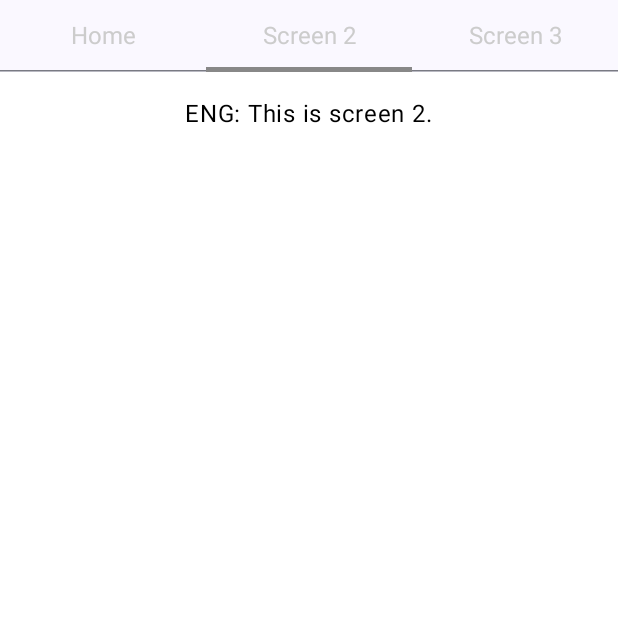
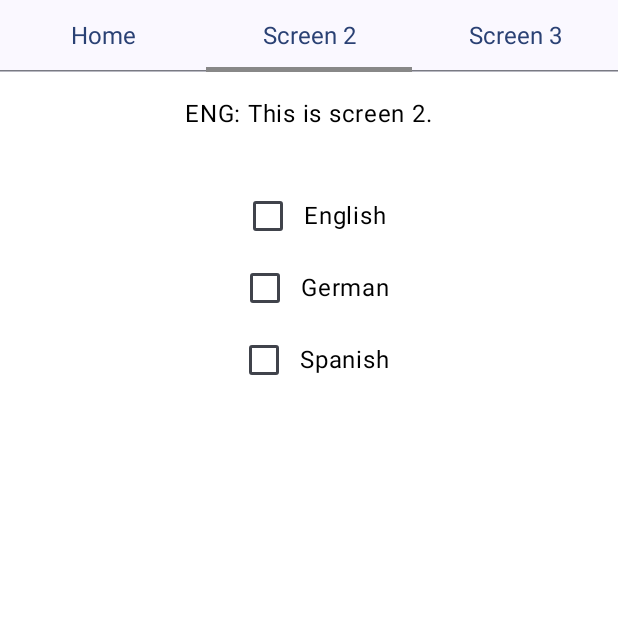
Before and after one commit to petarjukic/localization_app, an Android app built with Jetpack Compose: the composable HomeScreen shown on its own in the app's theme, tab 2 chosen, on a phone screen of 412 x 824 dp, the top half of it. Run offline under Robolectric (Android 15) with nearby library versions, the phone set to English and light mode, and no system bars; libraries missing offline, so code that uses them is left out: com.ramcosta.composedestinations; 4 statements that could not run were skipped.

Commit message:
tabBar text fix and language in progress

```diff
--- a/app/build.gradle.kts
+++ b/app/build.gradle.kts
@@ -71,4 +71,6 @@ dependencies {
     implementation(libs.oleksandrbalan.pagecurl)
     implementation(libs.koin.androidx.compose)
     implementation(libs.koin.core)
+
+    implementation(libs.datastore.preferences)
 }
--- a/app/src/main/java/com/example/localizationapp/di/Koin.kt
+++ b/app/src/main/java/com/example/localizationapp/di/Koin.kt
@@ -1,5 +1,6 @@
 package com.example.localizationapp.di
 
+import com.example.localizationapp.preferences.SharedPreferencesManager
 import com.example.localizationapp.view_model.HomeScreenViewModel
 import org.koin.core.context.startKoin
 import org.koin.dsl.KoinAppDeclaration
@@ -14,9 +15,9 @@ fun initKoin(appDeclaration: KoinAppDeclaration = {}) = startKoin {
 }
 
 fun viewModelModule() = module {
-    factory { HomeScreenViewModel() }
+    factory { HomeScreenViewModel(get()) }
 }
 
 fun managersModule() = module {
-
+    single { SharedPreferencesManager(get()) }
 }
--- /dev/null
+++ b/app/src/main/java/com/example/localizationapp/preferences/SharedPreferencesManager.kt
@@ -0,0 +1,21 @@
+package com.example.localizationapp.preferences
+
+import android.content.Context
+import android.content.SharedPreferences
+
+class SharedPreferencesManager(context: Context) {
+    private val sharedPreferences: SharedPreferences =
+        context.getSharedPreferences("MyPrefs", Context.MODE_PRIVATE)
+
+    fun saveString(key: String, value: String) {
+        val editor = sharedPreferences.edit()
+        editor.putString(key, value)
+        editor.apply()
+    }
+
+    fun getString(key: String, defaultValue: String) = sharedPreferences.getString(key, defaultValue) ?: defaultValue
+}
+
+enum class Preference(val key: String) {
+    AppLanguage(key = "app_language")
+}
--- a/app/src/main/java/com/example/localizationapp/ui/home_screen/HomeScreenView.kt
+++ b/app/src/main/java/com/example/localizationapp/ui/home_screen/HomeScreenView.kt
@@ -3,9 +3,11 @@ package com.example.localizationapp.ui.home_screen
 import androidx.compose.animation.AnimatedVisibility
 import androidx.compose.foundation.layout.Arrangement
 import androidx.compose.foundation.layout.Column
+import androidx.compose.foundation.layout.Row
 import androidx.compose.foundation.layout.fillMaxSize
 import androidx.compose.foundation.layout.fillMaxWidth
 import androidx.compose.foundation.layout.padding
+import androidx.compose.material3.Checkbox
 import androidx.compose.material3.Text
 import androidx.compose.material3.TextButton
 import androidx.compose.runtime.Composable
@@ -17,6 +19,8 @@ import com.example.localizationapp.R
 import com.example.localizationapp.ui.destinations.PageCurlScreenDestination
 import com.example.localizationapp.ui.tab_bar.TabBar
 import com.example.localizationapp.ui.theme.Dimensions
+import com.example.localizationapp.util.enums.AppLanguages
+import com.example.localizationapp.util.extensions.title
 import com.example.localizationapp.view_model.HomeScreenViewModel
 import com.ramcosta.composedestinations.navigation.DestinationsNavigator
 
@@ -49,6 +53,36 @@ object HomeScreenView {
                         Text(text = stringResource(id = R.string.page_curl_screen))
                     }
                 }
+                AnimatedVisibility(visible = homeScreenState.value.selectedIndex == 1) {
+                    LanguageChooser {
+
+                    }
+                }
+            }
+        }
+    }
+
+    @Composable
+    fun LanguageChooser(onLanguageClick: (Int) -> Unit) {
+        Column(
+            modifier = Modifier
+                .fillMaxWidth()
+                .padding(top = Dimensions.PADDING_BIG),
+            horizontalAlignment = Alignment.CenterHorizontally,
+            verticalArrangement = Arrangement.Center
+        ) {
+            AppLanguages.entries.forEachIndexed { index, appLanguage ->
+                Row(
+                    modifier = Modifier.fillMaxWidth(),
+                    verticalAlignment = Alignment.CenterVertically,
+                    horizontalArrangement = Arrangement.Center
+                ) {
+                    Checkbox(
+                        checked = false,
+                        onCheckedChange = { }
+                    )
+                    Text(text = appLanguage.title())
+                }
             }
         }
     }
--- a/app/src/main/java/com/example/localizationapp/ui/tab_bar/TabBar.kt
+++ b/app/src/main/java/com/example/localizationapp/ui/tab_bar/TabBar.kt
@@ -30,10 +30,8 @@ fun TabBar(selectedIndex: Int, onIndexClick: (Int) -> Unit) {
                 Tab(
                     text = {
                         Text(
-                            text = title, style = TextStyle(
-                                fontSize = 16.sp,
-                                color = Color.LightGray
-                            )
+                            text = title,
+                            style = TextStyle(fontSize = 16.sp)
                         )
                     },
                     selected = selectedIndex == index,
--- a/app/src/main/java/com/example/localizationapp/ui/theme/Dimensions.kt
+++ b/app/src/main/java/com/example/localizationapp/ui/theme/Dimensions.kt
@@ -3,6 +3,7 @@ package com.example.localizationapp.ui.theme
 import androidx.compose.ui.unit.dp
 
 object Dimensions {
+    val PADDING_BIG = 32.dp
     val PADDING_DEFAULT = 16.dp
     val PADDING_MINIMUM = 6.dp
 }
--- /dev/null
+++ b/app/src/main/java/com/example/localizationapp/util/enums/AppLanguages.kt
@@ -0,0 +1,5 @@
+package com.example.localizationapp.util.enums
+
+enum class AppLanguages {
+    ENGLISH, GERMAN, SPANISH
+}
--- /dev/null
+++ b/app/src/main/java/com/example/localizationapp/util/extensions/AppLanguageExtensions.kt
@@ -0,0 +1,13 @@
+package com.example.localizationapp.util.extensions
+
+import androidx.compose.runtime.Composable
+import androidx.compose.ui.res.stringResource
+import com.example.localizationapp.R
+import com.example.localizationapp.util.enums.AppLanguages
+
+@Composable
+fun AppLanguages.title() = when (this) {
+    AppLanguages.ENGLISH -> stringResource(id = R.string.english_language)
+    AppLanguages.GERMAN -> stringResource(id = R.string.german_language)
+    AppLanguages.SPANISH -> stringResource(id = R.string.spanish_language)
+}
--- a/app/src/main/java/com/example/localizationapp/view_model/HomeScreenViewModel.kt
+++ b/app/src/main/java/com/example/localizationapp/view_model/HomeScreenViewModel.kt
@@ -1,11 +1,13 @@
 package com.example.localizationapp.view_model
 
 import androidx.lifecycle.ViewModel
+import com.example.localizationapp.preferences.Preference
+import com.example.localizationapp.preferences.SharedPreferencesManager
 import kotlinx.coroutines.flow.MutableStateFlow
 import kotlinx.coroutines.flow.asStateFlow
 import kotlinx.coroutines.flow.update
 
-class HomeScreenViewModel : ViewModel() {
+class HomeScreenViewModel(private val sharedPreferencesManager: SharedPreferencesManager) : ViewModel() {
     private val _homeScreenState = MutableStateFlow(value = HomeScreenViewModelState())
 
     val homeScreenState = _homeScreenState.asStateFlow()
@@ -15,6 +17,10 @@ class HomeScreenViewModel : ViewModel() {
             state.copy(selectedIndex = index)
         }
     }
+
+    fun saveAppLanguage(language: String) {
+        sharedPreferencesManager.saveString(key = Preference.AppLanguage.key, value = language)
+    }
 }
 
 data class HomeScreenViewModelState(val selectedIndex: Int = 0)
--- a/app/src/main/res/values/strings.xml
+++ b/app/src/main/res/values/strings.xml
@@ -6,4 +6,7 @@
     <string name="home_screen_two">ENG: This is screen 2.</string>
     <string name="home_screen_three">ENG: This is screen 3.</string>
     <string name="error_message">Error Message</string>
+    <string name="english_language">English</string>
+    <string name="german_language">German</string>
+    <string name="spanish_language">Spanish</string>
 </resources>
--- a/gradle/libs.versions.toml
+++ b/gradle/libs.versions.toml
@@ -13,6 +13,7 @@ composeDestinations = "1.9.62"
 pagecurl = "1.5.1"
 koin = "3.5.0"
 napier = "2.6.1"
+preferences = "1.0.0"
 
 [libraries]
 androidx-core-ktx = { group = "androidx.core", name = "core-ktx", version.ref = "coreKtx" }
@@ -35,6 +36,7 @@ oleksandrbalan-pagecurl = { module = "io.github.oleksandrbalan:pagecurl", versio
 koin-androidx-compose = { module = "io.insert-koin:koin-androidx-compose", version.ref = "koin" }
 koin-core = { module = "io.insert-koin:koin-core", version.ref = "koin" }
 napier = { module = "io.github.aakira:napier", version.ref = "napier" }
+datastore-preferences = { module = "androidx.datastore:datastore-preferences", version.ref = "preferences" }
 
 [plugins]
 ksp = { id = "com.google.devtools.ksp", version.ref = "ksp" }
```
Also changed, not shown: 2 other files.
